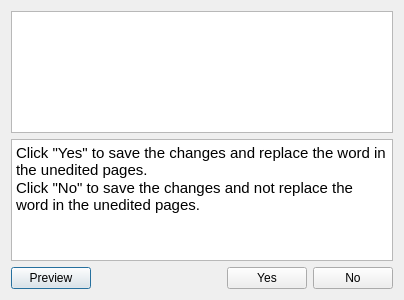
First picture: the form in FrameWorkCode/globalreplacedialog.ui, repository UDAAN-LEAP/leap-pe-tool, before the edit.
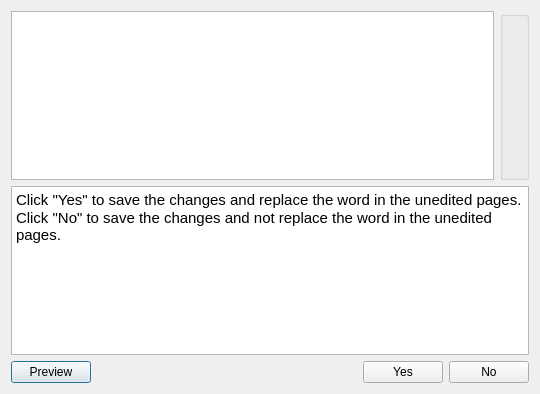
Second picture: the form after the edit.

```diff
--- a/FrameWorkCode/globalreplacedialog.ui
+++ b/FrameWorkCode/globalreplacedialog.ui
@@ -6,8 +6,8 @@
    <rect>
     <x>0</x>
     <y>0</y>
-    <width>400</width>
-    <height>300</height>
+    <width>540</width>
+    <height>394</height>
    </rect>
   </property>
   <property name="windowTitle">
@@ -18,7 +18,18 @@
   </property>
   <layout class="QVBoxLayout" name="verticalLayout">
    <item>
-    <widget class="QListWidget" name="listWidget"/>
+    <layout class="QHBoxLayout" name="horizontalLayout_2">
+     <item>
+      <widget class="QListWidget" name="listWidget"/>
+     </item>
+     <item>
+      <widget class="QGroupBox" name="groupBox">
+       <property name="title">
+        <string/>
+       </property>
+      </widget>
+     </item>
+    </layout>
    </item>
    <item>
     <widget class="QTextBrowser" name="textBrowser">
```
